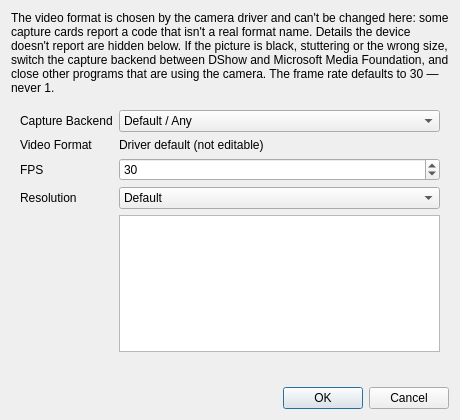
liuchixiangai/ocr, file src/video_settings.ui: the form before one commit.
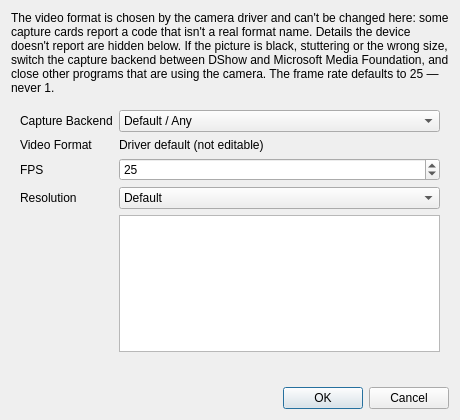
The form after the commit.

Commit message:
Default the capture frame rate to 25 instead of 30.
The spin box, the fallback when a device reports 0 or 1, and the dialog copy all use 25. A rate the device actually reports, including 29.97 rounded to 30, is left as reported.

Diff of the .ui file:
```diff
--- a/src/video_settings.ui
+++ b/src/video_settings.ui
@@ -17,7 +17,7 @@
    <item row="0" column="0">
     <widget class="QLabel" name="label_captureHint">
      <property name="text">
-      <string>The video format is chosen by the camera driver and can't be changed here: some capture cards report a code that isn't a real format name. Details the device doesn't report are hidden below. If the picture is black, stuttering or the wrong size, switch the capture backend between DShow and Microsoft Media Foundation, and close other programs that are using the camera. The frame rate defaults to 30 — never 1.</string>
+      <string>The video format is chosen by the camera driver and can't be changed here: some capture cards report a code that isn't a real format name. Details the device doesn't report are hidden below. If the picture is black, stuttering or the wrong size, switch the capture backend between DShow and Microsoft Media Foundation, and close other programs that are using the camera. The frame rate defaults to 25 — never 1.</string>
      </property>
      <property name="wordWrap">
       <bool>true</bool>
@@ -63,7 +63,7 @@
          <number>240</number>
         </property>
         <property name="value">
-         <number>30</number>
+         <number>25</number>
         </property>
        </widget>
       </item>
```
Left out of the diff: 2 changed lines with no effect on the pictures. The commit also changes 20 other files.
